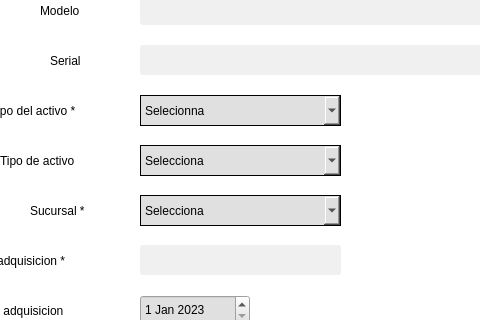
Above: UI/registerassets.ui from adriii0104/ABAS_SYSTEM before the change; both pictures show x 130 to 610 and y 235 to 555 of the 780 by 675 pixel window. Below: the same form after it.
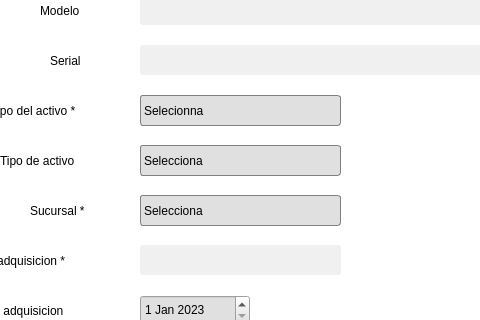
That is the form after the change. Icons and pictures are not drawn.

The edit to the form file:
```diff
--- a/UI/registerassets.ui
+++ b/UI/registerassets.ui
@@ -156,11 +156,24 @@
 background-color: rgb(224, 224, 224);
 border: 1px solid black;
 
+border: 1px solid gray;
+border-radius: 3px;
+padding: 1px 18px 1px 3px;
+min-width: 6em;
+background: qlineargradient(x1: 0, y1: 0, x2: 0, y2: 1,
+stop: 0 #E1E1E1, stop: 0.4 #DDDDDD,
+stop: 0.5 #D8D8D8, stop: 1.0 #D3D3D3);
+}
 
+QComboBox::drop-down {
+    border-bottom-right-radius: 3px;
 }
 
 
 
+
+
+
 QLabel {
 color: black;
 
@@ -373,6 +386,12 @@
      <property name="cursor">
       <cursorShape>PointingHandCursor</cursorShape>
      </property>
+     <property name="styleSheet">
+      <string notr="true">
+
+
+</string>
+     </property>
      <property name="editable">
       <bool>false</bool>
      </property>
```
